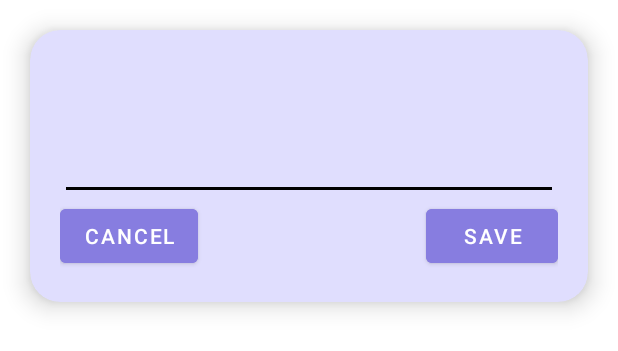
After one commit to Akram-ii/New-Step, an Android app: the layout edit_text_popup.xml on its own in the app's theme, with its tools: preview values and no code run, on a phone screen of 412 x 824 dp. The commit adds this screen. Shown: the top 351 px of the screen. Run offline under Robolectric (Android 15) with nearby library versions, the phone set to English and light mode, and no system bars.

Commit message:
my habits emergency button (show/edit)

```diff
--- a/app/src/main/java/com/example/newstep/Adapters/HabitsAdapter.java
+++ b/app/src/main/java/com/example/newstep/Adapters/HabitsAdapter.java
@@ -66,6 +66,7 @@ SQLiteDatabase notifDB;
                 Intent intent=new Intent(context, HabitDetailsActivity.class);
                 intent.putExtra("habit_id",habitModel.getId());
                 intent.putExtra("habitName",habitModel.getHabit_name());
+                intent.putExtra("habitEmergency",habitModel.getEmergencyMsg());
                 context.startActivity(intent);
             }
         });
--- /dev/null
+++ b/app/src/main/res/layout/edit_text_popup.xml
@@ -0,0 +1,60 @@
+<?xml version="1.0" encoding="utf-8"?>
+<androidx.cardview.widget.CardView xmlns:android="http://schemas.android.com/apk/res/android"
+    android:layout_width="match_parent"
+    android:layout_height="wrap_content"
+    xmlns:app="http://schemas.android.com/apk/res-auto"
+    app:cardElevation="10dp"
+    android:layout_margin="20dp"
+    app:cardCornerRadius="20dp"
+    android:backgroundTint="@color/light_blue"
+    android:background="@color/transparent">
+    <RelativeLayout
+        android:layout_width="match_parent"
+        android:layout_height="wrap_content"
+        android:layout_margin="20dp">
+        <TextView
+            android:layout_width="wrap_content"
+            android:layout_height="wrap_content"
+            android:layout_centerHorizontal="true"
+            android:layout_marginTop="5dp"
+            android:textStyle="bold"
+            android:textColor="@color/purple"
+            android:textSize="18dp"
+            android:id="@+id/title"
+            />
+        <EditText
+            android:layout_below="@+id/title"
+            android:layout_width="match_parent"
+            android:layout_height="wrap_content"
+            android:text=""
+            android:backgroundTint="@color/black"
+            android:textAlignment="center"
+
+            android:paddingTop="20dp"
+            android:id="@+id/userInput"
+            android:textColor="@color/purple"
+            android:textSize="24sp"
+            />
+        <Button
+            android:layout_width="wrap_content"
+            android:layout_height="wrap_content"
+            android:layout_below="@+id/userInput"
+            android:text="Cancel"
+            android:layout_alignStart="@+id/userInput"
+            android:elevation="8dp"
+            android:backgroundTint="@color/purple"
+            android:id="@+id/cancel"/>
+        <Button
+            android:elevation="8dp"
+            android:layout_width="wrap_content"
+            android:layout_height="wrap_content"
+            android:layout_below="@+id/userInput"
+            android:layout_alignEnd="@+id/userInput"
+            android:text="Save"
+            android:backgroundTint="@color/purple"
+            android:id="@+id/save"/>
+
+    </RelativeLayout>
+
+
+</androidx.cardview.widget.CardView>
```
Also changed, not shown: app/src/main/java/com/example/newstep/HabitDetailsActivity.java (+69 -1 lines), app/src/main/java/com/example/newstep/Util/DatabaseHelper.java (+8 -0 lines), app/src/main/res/layout/activity_habit_details.xml (+10 -0 lines), app/src/main/res/layout/emergency_popup.xml (added, +44 -0 lines).
